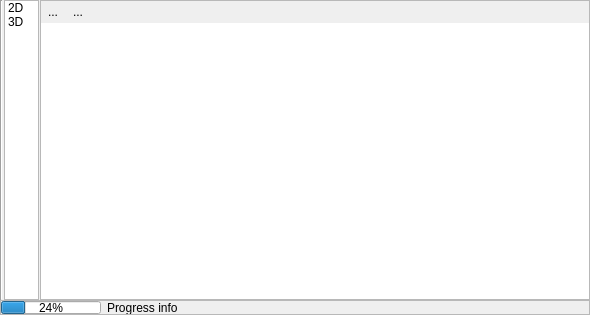
jakimowb/eo-time-series-viewer, file timeseriesviewer/ui/profileviewdock.ui: the form before one commit.
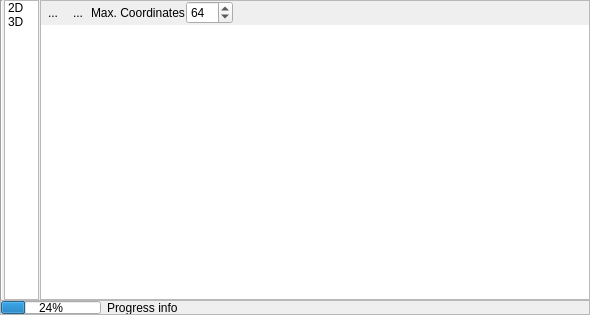
The form after the commit. The open tabs and pages were chosen to show the change. Icons and pictures are not drawn. Custom widgets are drawn as their Qt base class.

Commit message: managed to show 3D profiles

The edit to the form file:
```diff
--- a/timeseriesviewer/ui/profileviewdock.ui
+++ b/timeseriesviewer/ui/profileviewdock.ui
@@ -558,6 +558,29 @@
                   </property>
                  </widget>
                 </item>
+                <item>
+                 <widget class="QLabel" name="label_2">
+                  <property name="text">
+                   <string>Max. Coordinates</string>
+                  </property>
+                 </widget>
+                </item>
+                <item>
+                 <widget class="QSpinBox" name="sbMaxTP">
+                  <property name="toolTip">
+                   <string>Set the maximum number of temporal profiles loaded. Adding more will delete the most oldest profile data. </string>
+                  </property>
+                  <property name="minimum">
+                   <number>1</number>
+                  </property>
+                  <property name="maximum">
+                   <number>256</number>
+                  </property>
+                  <property name="value">
+                   <number>64</number>
+                  </property>
+                 </widget>
+                </item>
                 <item>
                  <spacer name="horizontalSpacer_4">
                   <property name="orientation">
```
Left out of the diff: 26 changed lines with no effect on the pictures. The commit also changes 1 other file.
